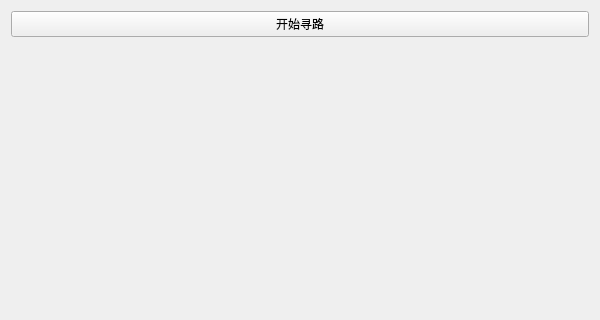
Before: the Qt Designer form res/widget.ui in Hejie-Wang/A_star_path-finding, drawn with Qt 5; both pictures show x 0 to 600 and y 0 to 320 of the 600 by 600 pixel window.
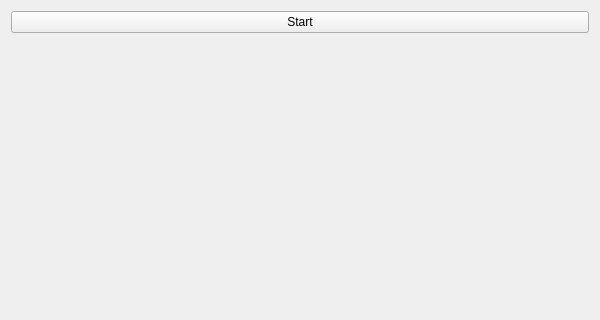
After: the same form once the commit is applied.

Diff of the .ui file:
```diff
--- a/res/widget.ui
+++ b/res/widget.ui
@@ -17,7 +17,7 @@
    <item>
     <widget class="QPushButton" name="findPathButton">
      <property name="text">
-      <string>开始寻路</string>
+      <string>Start</string>
      </property>
     </widget>
    </item>
```
